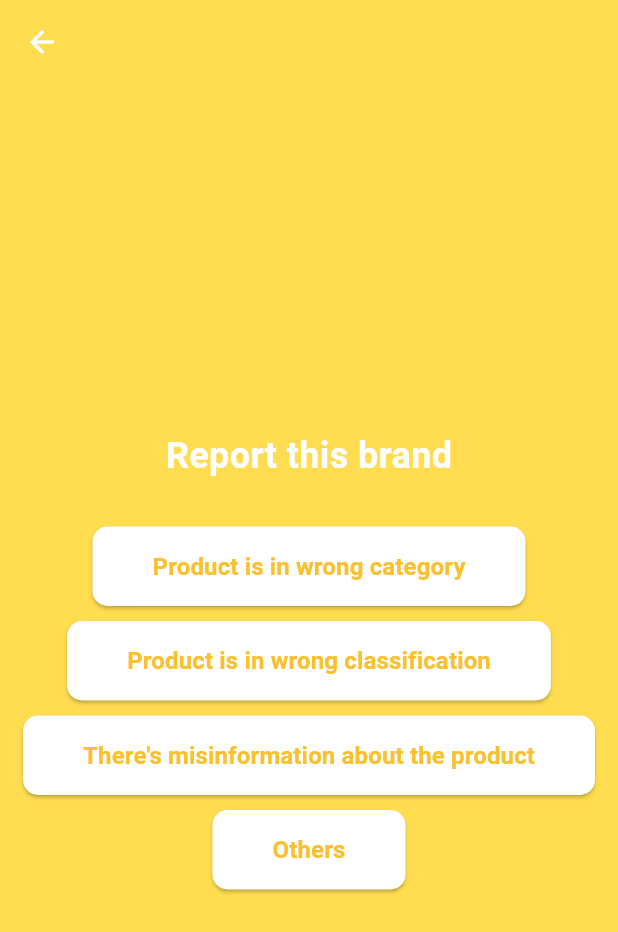
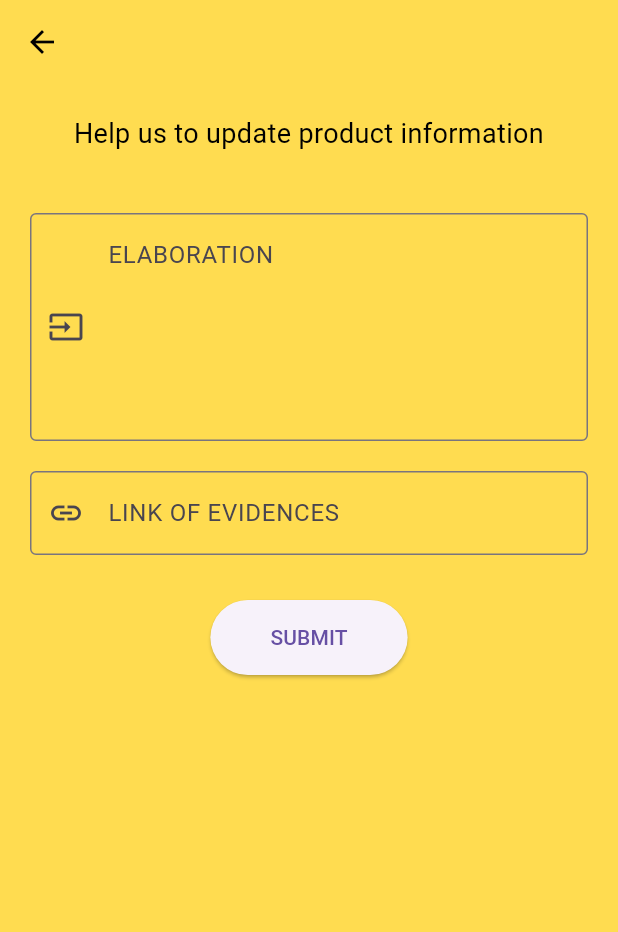
Before and after one commit to FarisArch/kyb, a Flutter app: the ReportPage screen opened by its route, after a tap on "Others", on a phone screen of 412 x 824 dp. Shown: the top 932 px of the screen. Run offline on Flutter 3.47's test engine with Material 3 defaults, Android fonts, the phone set to English and light mode, and no system bars; our stand-ins replace firebase_auth, firebase_core, fluttertoast; missing offline and left inert: barcode_scan2; accounts and stored records are empty.

Commit message:
done update report pages

```diff
--- a/lib/main.dart
+++ b/lib/main.dart
@@ -3,13 +3,12 @@
 import 'package:flutter/material.dart';
 import 'package:kyb/pages/pages.dart'; // PUT ALL PAGES IN PAGES.DART
 import 'package:firebase_core/firebase_core.dart';
-import 'package:kyb/pages/report_wrongclass.dart';
 import 'package:kyb/services/api_key.dart';
 
 void main() {
   runFirebase();
   runApp(MaterialApp(
-    initialRoute: '/report',
+    initialRoute: '/successfulContribute',
     routes: {
       '/': (context) => SplashScreen(),
       '/front': (context) => FrontPage(),
@@ -25,7 +24,8 @@ void main() {
       '/report': (context) => ReportPage(),
       '/report_wrongcategory': (context) => ReportWrongCategory(),
       '/report_wrongclass': (context) => ReportWrongClass(),
-      '/successful_report': (context) => SuccessfulReport(),
+      '/report_misinfo': (context) => ReportWrongInfo(),
+
     },
   ));
 }
--- a/lib/pages/pages.dart
+++ b/lib/pages/pages.dart
@@ -13,3 +13,5 @@ export 'package:kyb/pages/search.dart';
 export 'package:kyb/pages/contribute.dart';
 export 'package:kyb/pages/report.dart';
 export 'package:kyb/pages/report_wrongcategory.dart';
+export 'package:kyb/pages/report_misinfo.dart';
+export 'package:kyb/pages/report_wrongclass.dart';
--- a/lib/pages/report.dart
+++ b/lib/pages/report.dart
@@ -62,7 +62,7 @@ class ReportPage extends StatelessWidget {
               'Others',
               Colors.white,
                   () {
-                Navigator.pushNamed(context, '/report_others');
+                Navigator.pushNamed(context, '/report_misinfo');
               },
             ),
           ],
--- a/lib/pages/report_misinfo.dart
+++ b/lib/pages/report_misinfo.dart
@@ -0,0 +1,91 @@
+import 'package:flutter/material.dart';
+
+class ReportWrongInfo extends StatefulWidget {
+  @override
+  _ReportWrongInfoState createState() => _ReportWrongInfoState();
+}
+
+class _ReportWrongInfoState extends State<ReportWrongInfo> {
+  String? selectedCategory;
+  final TextEditingController linkController = TextEditingController();
+
+  void _submitForm() {
+    // Check if category and link are not empty
+    if (selectedCategory != null && linkController.text.isNotEmpty) {
+      Navigator.pushNamed(context, '/successful_report');
+    } else {
+      // Show an error message if any field is empty
+      ScaffoldMessenger.of(context).showSnackBar(
+        SnackBar(content: Text('Please tell us the update and provide a link.')),
+      );
+    }
+  }
+
+  @override
+  Widget build(BuildContext context) {
+    return Scaffold(
+      backgroundColor: const Color.fromRGBO(255, 220, 80, 1),
+      appBar: AppBar(
+        backgroundColor: Colors.transparent,
+        elevation: 0,
+        iconTheme: IconThemeData(color: Colors.black),
+      ),
+      body: Padding(
+        padding: EdgeInsets.all(20.0),
+        child: Column(
+          crossAxisAlignment: CrossAxisAlignment.start,
+          children: [
+            Center(
+              child: Column(
+                children: [
+                  Text(
+                    'Help us to update product information',
+                    style: TextStyle(fontSize: 18, color: Colors.black),
+                    textAlign: TextAlign.center,
+                  ),
+                ],
+              ),
+            ),
+            SizedBox(height: 40),
+
+            TextFormField(
+              controller: linkController,
+              maxLines: 5,
+              decoration: InputDecoration(
+                labelText: 'ELABORATION',
+                alignLabelWithHint: true,
+                border: OutlineInputBorder(),
+                prefixIcon: Icon(Icons.input),
+              ),
+            ),
+            SizedBox(height: 20),
+
+            // Text field for Link of Evidence
+            TextFormField(
+              controller: linkController,
+              decoration: InputDecoration(
+                labelText: 'LINK OF EVIDENCES',
+                border: OutlineInputBorder(),
+                prefixIcon: Icon(Icons.link),
+              ),
+            ),
+            SizedBox(height: 30),
+            // Submit button
+            Center(
+              child: ElevatedButton(
+                onPressed: _submitForm,
+                style: ElevatedButton.styleFrom(
+                  padding: EdgeInsets.symmetric(horizontal: 40, vertical: 15),
+                  shape: RoundedRectangleBorder(
+                    borderRadius: BorderRadius.circular(30),
+                  ),
+                ),
+                child: Text('SUBMIT'),
+              ),
+            ),
+          ],
+        ),
+      ),
+    );
+  }
+}
--- a/lib/pages/successful_contribute.dart
+++ b/lib/pages/successful_contribute.dart
@@ -1,4 +1,5 @@
 import 'package:flutter/material.dart';
+import 'package:kyb/pages/home.dart';
 
 class SuccessfulContribute extends StatelessWidget {
   const SuccessfulContribute ({super.key});
@@ -43,7 +44,7 @@ class SuccessfulContribute extends StatelessWidget {
             ElevatedButton(
               onPressed: () {
                 Navigator.of(context).pushReplacement(
-                  MaterialPageRoute(builder: (context) => DashboardContribute()),
+                  MaterialPageRoute(builder: (context) => Home()),
                 );
               },
               child: Text('Continue'),
--- a/lib/pages/successful_report.dart
+++ b/lib/pages/successful_report.dart
@@ -1,4 +1,5 @@
 import 'package:flutter/material.dart';
+import 'package:kyb/pages/home.dart';
 
 class SuccessfulReport extends StatelessWidget {
   const SuccessfulReport ({super.key});
@@ -43,7 +44,7 @@ class SuccessfulReport extends StatelessWidget {
             ElevatedButton(
               onPressed: () {
                 Navigator.of(context).pushReplacement(
-                  MaterialPageRoute(builder: (context) => DashboardReport()),
+                  MaterialPageRoute(builder: (context) => Home()),
                 );
               },
               child: Text('Continue'),
```
Also changed, not shown: lib/pages/report_others.dart (deleted).
